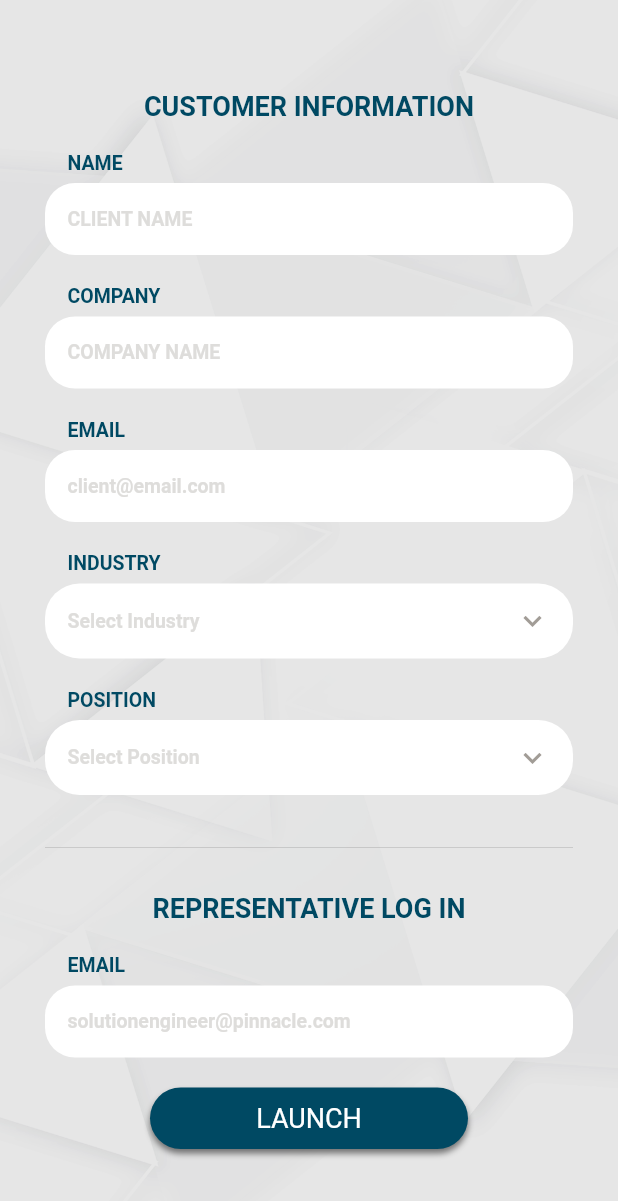
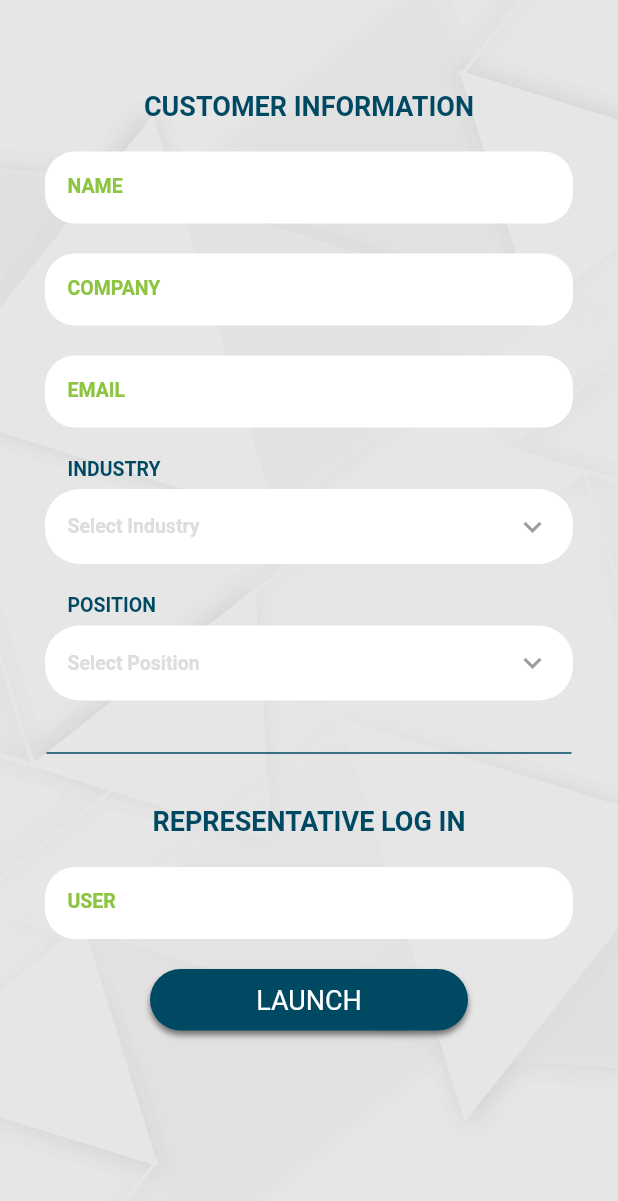
Before and after one commit to SonQBChau/brand_root_solution, a Flutter app: the screen it shows after launch, scrolled down 824 dp, on a phone screen of 412 x 824 dp. Shown: the top 1201 px of the screen. Run offline on Flutter 3.47's test engine with Material 2 defaults, Android fonts, the phone set to English and light mode, and no system bars; our stand-ins replace charts_flutter; missing offline and left inert: animator.

Commit message:
update customer info page

```diff
--- a/lib/screens/customer_info_page.dart
+++ b/lib/screens/customer_info_page.dart
@@ -42,20 +42,17 @@ class CustomerInfoPage extends StatelessWidget {
 
     formWidget.add(ClientHeaderWidget());
     formWidget.add(TextWidgetInfoPage(
-      titleTxt: 'NAME',
-      hintTxt: 'CLIENT NAME',
+      hintTxt: 'NAME',
       onValidate: (value) => validateEmpty(value, 'Please enter name'),
       onSubmit: (value) =>  introForm.setName(value),
     ));
     formWidget.add(TextWidgetInfoPage(
-      titleTxt: 'COMPANY',
-      hintTxt: 'COMPANY NAME',
+      hintTxt: 'COMPANY',
       onValidate: (value) => validateEmpty(value, 'Please enter company'),
       onSubmit: (value) =>  introForm.setCompany(value),
     ));
     formWidget.add(TextWidgetInfoPage(
-      titleTxt: 'EMAIL',
-      hintTxt: 'client@email.com',
+      hintTxt: 'EMAIL',
       textCapitalization: TextCapitalization.none,
       textInputType: TextInputType.emailAddress,
       onValidate: validateEmail,
@@ -67,8 +64,7 @@ class CustomerInfoPage extends StatelessWidget {
 
     formWidget.add(RepresentativeHeadderWidget());
     formWidget.add(TextWidgetInfoPage(
-      titleTxt: 'EMAIL',
-      hintTxt: 'solutionengineer@$company.com'.toLowerCase(),
+      hintTxt: 'USER',
       textCapitalization: TextCapitalization.none,
       textInputType: TextInputType.emailAddress,
       onSubmit: (value) =>  introForm.setRepresentativeEmail(value),
--- a/lib/screens/my_home_page.dart
+++ b/lib/screens/my_home_page.dart
@@ -5,8 +5,6 @@ import 'package:sale_form_demo/data/form_images.dart';
 import 'package:sale_form_demo/data/form_texts.dart';
 import 'package:sale_form_demo/utils/app_color.dart';
 import 'package:animator/animator.dart';
-import 'dart:math' as math;
-
 import 'package:sale_form_demo/widgets/company_logo_cluster.dart';
 import 'package:sale_form_demo/widgets/logo_text_animator.dart';
 
@@ -34,12 +32,7 @@ class MyHomePage extends StatelessWidget {
               child: Center(
                 child: Stack(
                   children: <Widget>[
-//                    CompanyLogo(),
-
-//                    CompanyName(),
-
-                  CompanyLogoCluster(),
-
+                    CompanyLogoCluster(),
                     LogoTextAnimator(),
                     IntroText(),
 
@@ -115,7 +108,6 @@ class SlideUpAnimator extends StatelessWidget {
   Widget build(BuildContext context) {
 
     return Container(
-//      color: Colors.red,
       child:  Animator(
         tweenMap: {
           "opacity": Tween<double>(begin: 0, end: 1),
@@ -134,31 +126,3 @@ class SlideUpAnimator extends StatelessWidget {
     );
   }
 }
-
-//class LogoTextAnimator extends StatelessWidget {
-//  LogoTextAnimator(this.height);
-//  final double height;
-//
-//  @override
-//  Widget build(BuildContext context) {
-//
-//    return Container(
-//      child:  Animator(
-//        triggerOnInit: false,
-//        tweenMap: {
-//          "opacity": Tween<double>(begin: 0, end: 1),
-//          "translation": Tween<Offset>(begin: Offset(-1, 0), end: Offset(0, 0))
-//        },
-//        cycles: 1,
-//        duration: Duration(seconds: 1),
-//        builderMap: (Map<String, Animation> anim) => FadeTransition(
-//          opacity: anim["opacity"],
-//          child: FractionalTranslation(
-//            translation: anim["translation"].value,
-//            child: CompanyName(),
-//          ),
-//        ),
-//      ),
-//    );
-//  }
-//}
--- /dev/null
+++ b/lib/widgets/custom_divider.dart
@@ -0,0 +1,19 @@
+
+import 'package:flutter/material.dart';
+import 'package:sale_form_demo/utils/app_color.dart';
+
+class CustomDivider extends StatelessWidget {
+  @override
+  Widget build(BuildContext context) {
+    return SizedBox(
+      height: 10.0,
+      child:  Center(
+        child:  Container(
+          margin:  EdgeInsetsDirectional.only(start: 1.0, end: 1.0),
+          height: 1.0,
+          color: colorBlue,
+        ),
+      ),
+    );
+  }
+}
--- a/lib/widgets/position_widget.dart
+++ b/lib/widgets/position_widget.dart
@@ -3,6 +3,7 @@ import 'package:flutter/material.dart';
 import 'package:provider/provider.dart';
 import 'package:sale_form_demo/services/intro_form_provider.dart';
 import 'package:sale_form_demo/utils/app_color.dart';
+import 'package:sale_form_demo/widgets/custom_divider.dart';
 
 class PositionWidget extends StatelessWidget {
   final List<DropdownMenuItem<int>> industryList = [
@@ -68,12 +69,12 @@ class PositionWidget extends StatelessWidget {
             ),
           ),
           SizedBox(
-            height: 5,
+            height: 30,
           ),
           buildErrorMessage(introForm),
-          Divider(
-            height: 60,
-
+          CustomDivider(),
+          SizedBox(
+            height: 30,
           ),
         ],
       ),
--- a/lib/widgets/text_widget_info_page.dart
+++ b/lib/widgets/text_widget_info_page.dart
@@ -2,20 +2,18 @@ import 'package:flutter/material.dart';
 import 'package:sale_form_demo/utils/app_color.dart';
 
 class TextWidgetInfoPage extends StatelessWidget {
-  final String titleTxt;
   final String hintTxt;
   final TextCapitalization textCapitalization;
   final TextInputType textInputType;
   final Function onValidate;
   final Function onSubmit;
-  TextWidgetInfoPage({@required  this.titleTxt,
+  TextWidgetInfoPage({
     @required  this.hintTxt,
     this.textCapitalization = TextCapitalization.words,
     this.textInputType = TextInputType.text,
     this.onValidate,
     @required  this.onSubmit,
   }):
-        assert(titleTxt != null),
         assert(hintTxt != null),
         assert(onSubmit != null);
 
@@ -28,14 +26,6 @@ class TextWidgetInfoPage extends StatelessWidget {
       child: Column(
         crossAxisAlignment: CrossAxisAlignment.start,
         children: <Widget>[
-          Container(
-            padding: EdgeInsets.only(bottom: 6, left: 15),
-            child: Text(
-              titleTxt,
-              style: TextStyle(
-                  color: colorBlue, fontWeight: FontWeight.bold, fontSize: 13),
-            ),
-          ),
           TextFormField(
             decoration: InputDecoration(
               contentPadding:
@@ -56,9 +46,9 @@ class TextWidgetInfoPage extends StatelessWidget {
                 borderSide: BorderSide(color: Colors.red,),
                 borderRadius: BorderRadius.all(Radius.circular(20.0)),
               ),
-              hintText: hintTxt,
-              hintStyle: TextStyle(
-                  color: colorGrey20,
+              labelText: hintTxt,
+              labelStyle: TextStyle(
+                  color: colorGreen,
                   fontWeight: FontWeight.w600,
                   fontSize: 13),
               fillColor: Colors.white,
```
